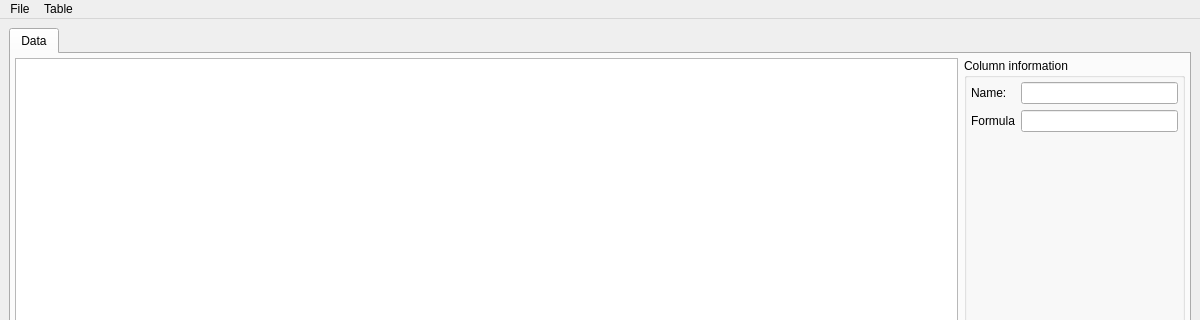
First picture: the form in src/tailor/resources/tailor.ui, repository davidfokkema/tailor, before the edit; both pictures show x 0 to 1200 and y 0 to 320 of the 1200 by 700 pixel window.
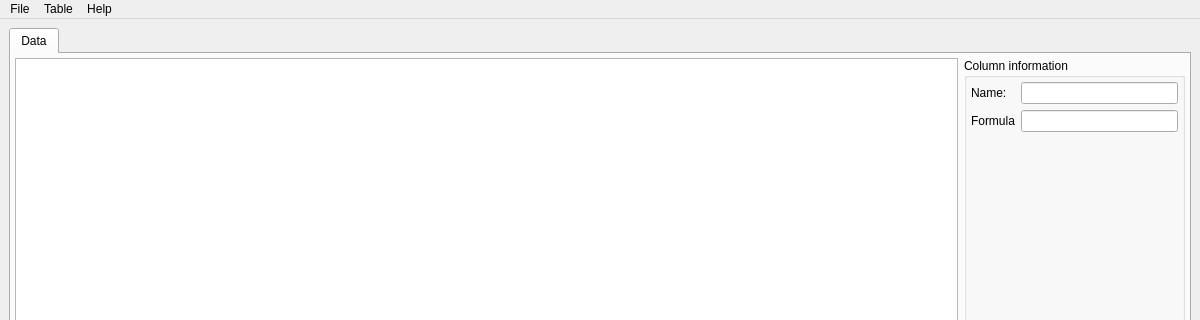
Second picture: the form after the edit.

Commit message: Added about dialog, quit menu item and window icon

The edit to the form file:
```diff
--- a/src/tailor/resources/tailor.ui
+++ b/src/tailor/resources/tailor.ui
@@ -180,9 +180,17 @@
     <addaction name="actionExport_Graph_to_PNG"/>
     <addaction name="separator"/>
     <addaction name="actionClose"/>
+    <addaction name="actionQuit"/>
+   </widget>
+   <widget class="QMenu" name="menuHelp">
+    <property name="title">
+     <string>Help</string>
+    </property>
+    <addaction name="actionAbout_Tailor"/>
    </widget>
    <addaction name="menuFile"/>
    <addaction name="menuTable"/>
+   <addaction name="menuHelp"/>
   </widget>
   <widget class="QStatusBar" name="statusbar"/>
   <action name="actionAdd_column">
```
Left out of the diff: 10 changed lines with no effect on the pictures. The commit also changes 1 other file.
